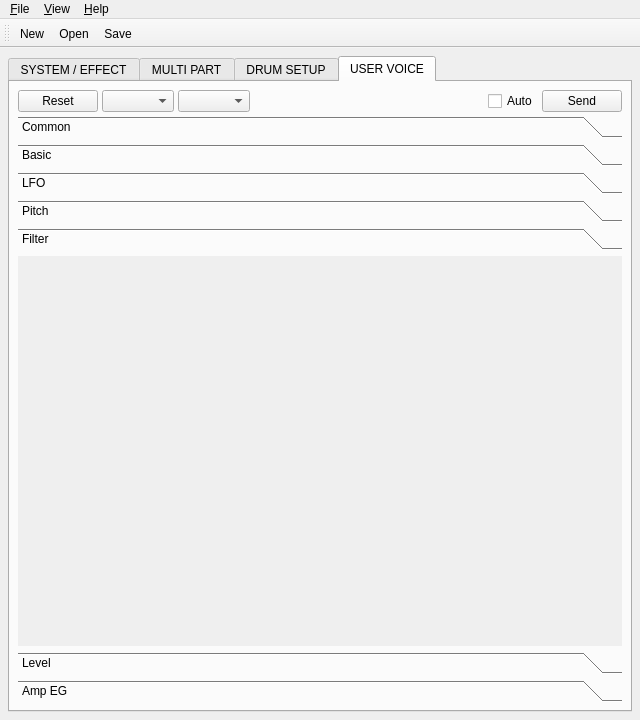
Qt form src/qxgeditMainForm.ui (rncbc/qxgedit) before a commit.
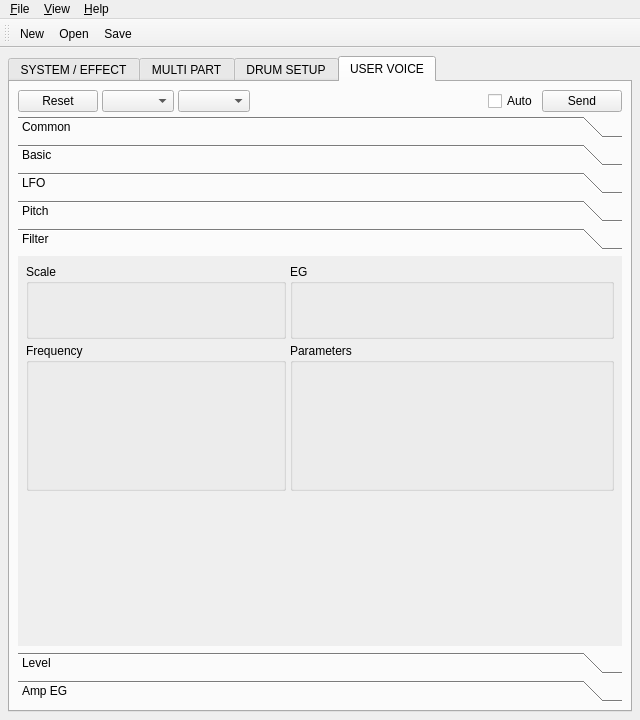
The same form after that commit. The open tabs and pages were chosen to show the change. Icons and pictures are not drawn. Custom widgets are drawn as their Qt base class.

Commit message: - QS300 USER VOICE Tab layout fixing.

Patch:
```diff
--- a/src/qxgeditMainForm.ui
+++ b/src/qxgeditMainForm.ui
@@ -1619,98 +1619,150 @@
             <string>Filter</string>
            </attribute>
            <layout class="QGridLayout" >
-            <item row="0" column="0" >
-             <widget class="qxgeditDial" name="UservoiceFilterResoDial" />
-            </item>
-            <item row="0" column="1" >
-             <widget class="qxgeditDial" name="UservoiceVelocityDial" />
-            </item>
-            <item row="0" column="2" >
-             <widget class="qxgeditDial" name="UservoiceCutoffFreqDial" />
-            </item>
-            <item row="0" column="3" >
+            <item row="0" column="0" colspan="4" >
+             <widget class="QGroupBox" name="UservoiceFilterScaleBox" >
+              <property name="title" >
+               <string>Scale</string>
+              </property>
+              <layout class="QGridLayout" >
+               <item row="0" column="0" colspan="4" >
+                <widget class="qxgeditScale" name="UservoiceCutoffScale" />
+               </item>
+               <item row="1" column="0" >
              <widget class="qxgeditDial" name="UservoiceCutoffBreak1Dial" />
             </item>
-            <item row="0" column="4" >
+               <item row="1" column="1" >
              <widget class="qxgeditDial" name="UservoiceCutoffBreak2Dial" />
             </item>
-            <item row="0" column="5" >
+               <item row="1" column="2" >
              <widget class="qxgeditDial" name="UservoiceCutoffBreak3Dial" />
             </item>
-            <item row="0" column="6" >
+               <item row="1" column="3" >
              <widget class="qxgeditDial" name="UservoiceCutoffBreak4Dial" />
             </item>
-            <item row="0" column="7" >
+               <item row="2" column="0" >
              <widget class="qxgeditDial" name="UservoiceCutoffOffset1Dial" />
             </item>
-            <item row="1" column="0" >
+               <item row="2" column="1" >
              <widget class="qxgeditDial" name="UservoiceCutoffOffset2Dial" />
             </item>
-            <item row="1" column="1" >
+               <item row="2" column="2" >
              <widget class="qxgeditDial" name="UservoiceCutoffOffset3Dial" />
             </item>
-            <item row="1" column="2" >
+               <item row="2" column="3" >
              <widget class="qxgeditDial" name="UservoiceCutoffOffset4Dial" />
             </item>
-            <item row="1" column="3" >
-             <widget class="qxgeditDial" name="UservoiceFEGVelLevelDial" />
+              </layout>
+             </widget>
             </item>
-            <item row="1" column="4" >
-             <widget class="qxgeditDial" name="UservoiceFEGVelRateDial" />
-            </item>
-            <item row="1" column="5" >
-             <widget class="qxgeditDial" name="UservoiceFEGScalingDial" />
-            </item>
-            <item row="1" column="6" >
-             <widget class="qxgeditDial" name="UservoiceFEGCenterDial" />
-            </item>
-            <item row="1" column="7" >
-             <widget class="qxgeditDial" name="UservoiceFEGRate1Dial" />
-            </item>
-            <item row="2" column="0" >
-             <widget class="qxgeditDial" name="UservoiceFEGRate2Dial" />
-            </item>
-            <item row="2" column="1" >
-             <widget class="qxgeditDial" name="UservoiceFEGRate3Dial" />
-            </item>
-            <item row="2" column="2" >
-             <widget class="qxgeditDial" name="UservoiceFEGRate4Dial" />
-            </item>
-            <item row="2" column="3" >
+            <item row="0" column="4" colspan="5" >
+             <widget class="QGroupBox" name="UservoiceFilterEgBox" >
+              <property name="title" >
+               <string>EG</string>
+              </property>
+              <layout class="QGridLayout" >
+               <item row="0" column="0" colspan="5" >
+                <widget class="qxgeditUserEg" name="UservoiceFilterEg" />
+               </item>
+               <item row="1" column="0" >
              <widget class="qxgeditDial" name="UservoiceFEGLevel0Dial" />
             </item>
-            <item row="2" column="4" >
+               <item row="1" column="1" >
              <widget class="qxgeditDial" name="UservoiceFEGLevel1Dial" />
             </item>
-            <item row="2" column="5" >
+               <item row="1" column="2" >
              <widget class="qxgeditDial" name="UservoiceFEGLevel2Dial" />
             </item>
-            <item row="2" column="6" >
+               <item row="1" column="3" >
              <widget class="qxgeditDial" name="UservoiceFEGLevel3Dial" />
             </item>
-            <item row="2" column="7" >
+               <item row="1" column="4" >
              <widget class="qxgeditDial" name="UservoiceFEGLevel4Dial" />
             </item>
-            <item row="3" column="0" colspan="4" >
-             <widget class="qxgeditScale" name="UservoiceCutoffScale" />
-            </item>
-            <item row="3" column="4" colspan="5" >
-             <widget class="qxgeditUserEg" name="UservoiceFilterEg" />
-            </item>
-            <item row="0" column="8" >
+               <item row="2" column="0" >
+                <widget class="qxgeditDial" name="UservoiceFEGCenterDial" />
+               </item>
+               <item row="2" column="1" >
+                <widget class="qxgeditDial" name="UservoiceFEGRate1Dial" />
+               </item>
+               <item row="2" column="2" >
+                <widget class="qxgeditDial" name="UservoiceFEGRate2Dial" />
+               </item>
+               <item row="2" column="3" >
+                <widget class="qxgeditDial" name="UservoiceFEGRate3Dial" />
+               </item>
+               <item row="2" column="4" >
+                <widget class="qxgeditDial" name="UservoiceFEGRate4Dial" />
+               </item>
+              </layout>
+             </widget>
+            </item>
+            <item row="1" column="0" colspan="4" >
+             <widget class="QGroupBox" name="UservoiceFilterFrequencyBox" >
+              <property name="title" >
+               <string>Frequency</string>
+              </property>
+              <layout class="QGridLayout" >
+               <item row="0" column="0" colspan="4" >
+                <widget class="qxgeditFilter" name="UservoiceFilter" />
+               </item>
+               <item row="1" column="0" >
+                <widget class="qxgeditDial" name="UservoiceCutoffDial" />
+               </item>
+               <item row="1" column="1" >
+                <widget class="qxgeditDial" name="UservoiceResonanceDial" />
+               </item>
+               <item row="1" column="2" colspan="2" >
              <spacer>
               <property name="orientation" >
                <enum>Qt::Horizontal</enum>
               </property>
               <property name="sizeHint" >
                <size>
+                   <width>60</width>
+                   <height>20</height>
+                  </size>
+                 </property>
+                </spacer>
+               </item>
+              </layout>
+             </widget>
+            </item>
+            <item row="1" column="4" colspan="5" >
+             <widget class="QGroupBox" name="UservoiceFilterParamBox" >
+              <property name="title" >
+               <string>Parameters</string>
+              </property>
+              <layout class="QGridLayout" >
+               <item row="0" column="0" >
+                <widget class="qxgeditDial" name="UservoiceVelocityDial" />
+               </item>
+               <item row="0" column="1" >
+                <widget class="qxgeditDial" name="UservoiceFEGVelLevelDial" />
+               </item>
+               <item row="0" column="2" >
+                <widget class="qxgeditDial" name="UservoiceFEGVelRateDial" />
+               </item>
+               <item row="0" column="3" >
+                <widget class="qxgeditDial" name="UservoiceFEGScalingDial" />
+               </item>
+               <item row="1" column="0" colspan="4" >
+                <spacer>
+                 <property name="orientation" >
+                  <enum>Qt::Vertical</enum>
+                 </property>
+                 <property name="sizeHint" >
+                  <size>
                 <width>20</width>
                 <height>20</height>
                </size>
               </property>
              </spacer>
             </item>
-            <item row="4" column="0" colspan="9" >
+              </layout>
+             </widget>
+            </item>
+            <item row="2" column="0" colspan="9" >
              <spacer>
               <property name="orientation" >
                <enum>Qt::Vertical</enum>
```
Left out of the diff: 222 changed lines with no effect on the pictures. Lines whose indentation alone changed are shown as unchanged. The commit also changes 3 other files.
